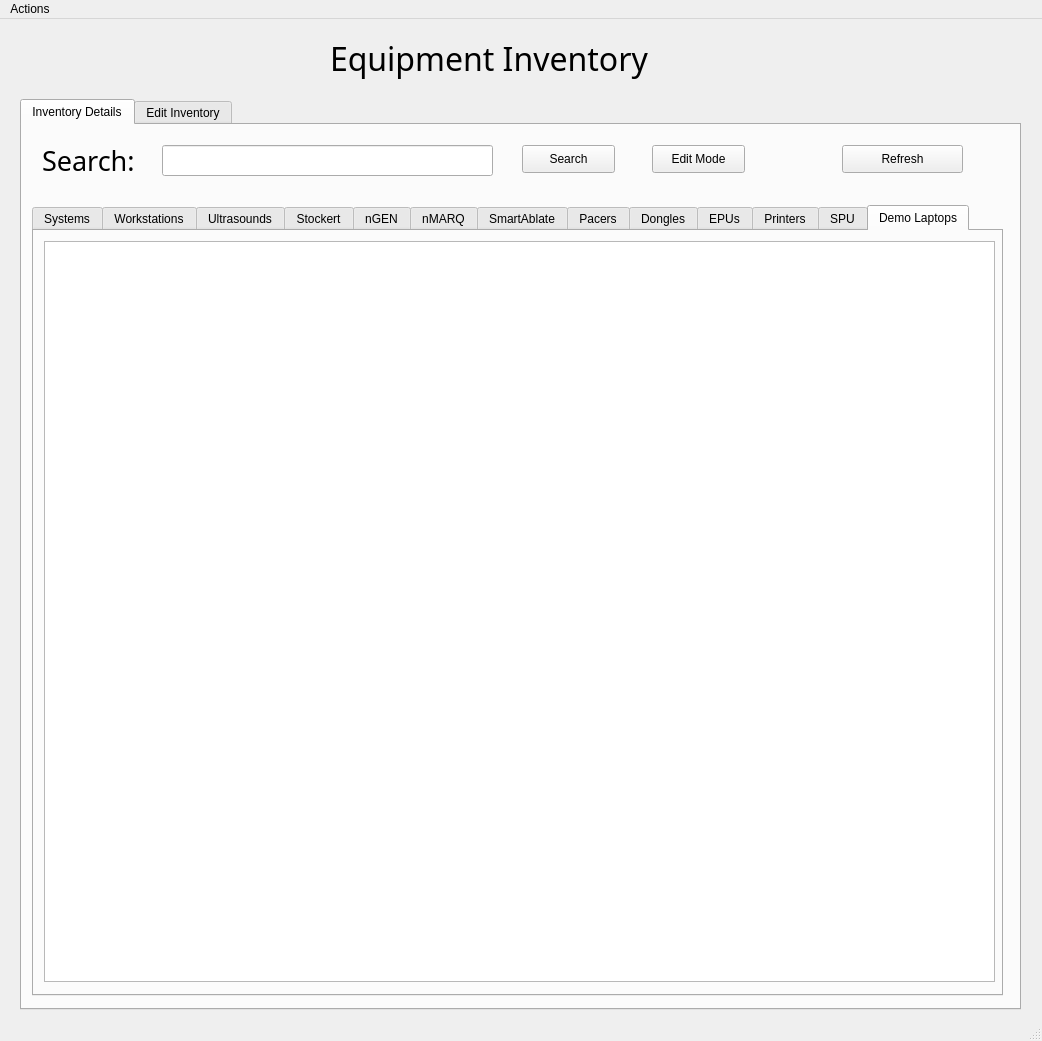
Above: Code/inventory.ui from EranYonai/Auto-Baseline before the change. Below: the same form after it.
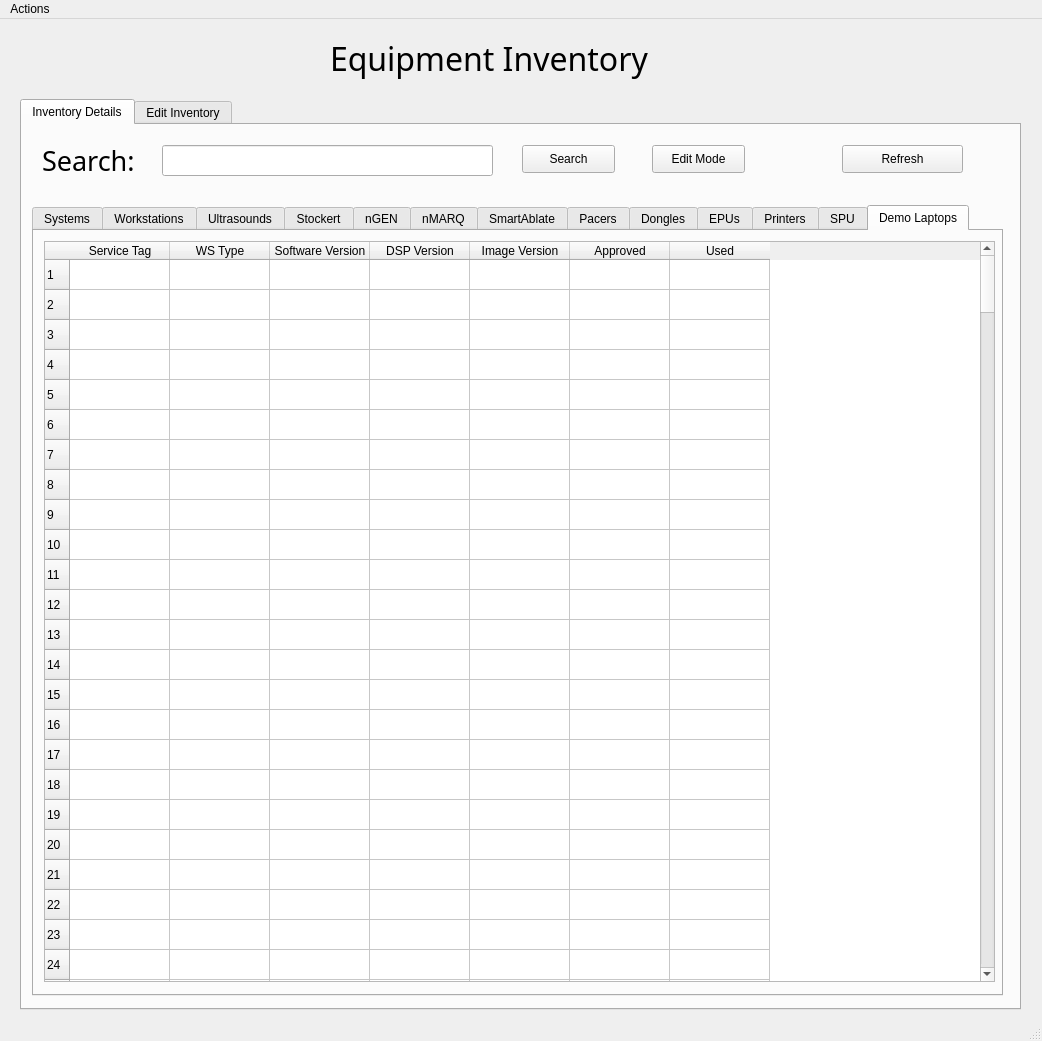
That is the form after the change. The open tabs and pages were chosen to show the change.

Commit message:
Fixed Demo laptop GUI & update log output + reformat
- Add a warning to: experimental_warning - "exited_edit_mode"
Now when refreshing in edit mode, a notification will pop telling the user he exited edit mode.
I kind of like this notification, will leave it this way for now.
- Changed "find_database" function name to "load_db_menu", because well, it's actually loading the db menu.
- Changed some logger behavior outputs for better readability after feedback. (This is part of the itemKey is not None in start_edit_listener)
- Reformatted some areas of the code.

Patch:
```diff
--- a/Code/inventory.ui
+++ b/Code/inventory.ui
@@ -4632,6 +4632,344 @@
           <height>741</height>
          </rect>
         </property>
+        <property name="rowCount">
+         <number>300</number>
+        </property>
+        <row/>
+        <row/>
+        <row/>
+        <row/>
+        <row/>
+        <row/>
+        <row/>
+        <row/>
+        <row/>
+        <row/>
+        <row/>
+        <row/>
+        <row/>
+        <row/>
+        <row/>
+        <row/>
+        <row/>
+        <row/>
+        <row/>
+        <row/>
+        <row/>
+        <row/>
+        <row/>
+        <row/>
+        <row/>
+        <row/>
+        <row/>
+        <row/>
+        <row/>
+        <row/>
+        <row/>
+        <row/>
+        <row/>
+        <row/>
+        <row/>
+        <row/>
+        <row/>
+        <row/>
+        <row/>
+        <row/>
+        <row/>
+        <row/>
+        <row/>
+        <row/>
+        <row/>
+        <row/>
+        <row/>
+        <row/>
+        <row/>
+        <row/>
+        <row/>
+        <row/>
+        <row/>
+        <row/>
+        <row/>
+        <row/>
+        <row/>
+        <row/>
+        <row/>
+        <row/>
+        <row/>
+        <row/>
+        <row/>
+        <row/>
+        <row/>
+        <row/>
+        <row/>
+        <row/>
+        <row/>
+        <row/>
+        <row/>
+        <row/>
+        <row/>
+        <row/>
+        <row/>
+        <row/>
+        <row/>
+        <row/>
+        <row/>
+        <row/>
+        <row/>
+        <row/>
+        <row/>
+        <row/>
+        <row/>
+        <row/>
+        <row/>
+        <row/>
+        <row/>
+        <row/>
+        <row/>
+        <row/>
+        <row/>
+        <row/>
+        <row/>
+        <row/>
+        <row/>
+        <row/>
+        <row/>
+        <row/>
+        <row/>
+        <row/>
+        <row/>
+        <row/>
+        <row/>
+        <row/>
+        <row/>
+        <row/>
+        <row/>
+        <row/>
+        <row/>
+        <row/>
+        <row/>
+        <row/>
+        <row/>
+        <row/>
+        <row/>
+        <row/>
+        <row/>
+        <row/>
+        <row/>
+        <row/>
+        <row/>
+        <row/>
+        <row/>
+        <row/>
+        <row/>
+        <row/>
+        <row/>
+        <row/>
+        <row/>
+        <row/>
+        <row/>
+        <row/>
+        <row/>
+        <row/>
+        <row/>
+        <row/>
+        <row/>
+        <row/>
+        <row/>
+        <row/>
+        <row/>
+        <row/>
+        <row/>
+        <row/>
+        <row/>
+        <row/>
+        <row/>
+        <row/>
+        <row/>
+        <row/>
+        <row/>
+        <row/>
+        <row/>
+        <row/>
+        <row/>
+        <row/>
+        <row/>
+        <row/>
+        <row/>
+        <row/>
+        <row/>
+        <row/>
+        <row/>
+        <row/>
+        <row/>
+        <row/>
+        <row/>
+        <row/>
+        <row/>
+        <row/>
+        <row/>
+        <row/>
+        <row/>
+        <row/>
+        <row/>
+        <row/>
+        <row/>
+        <row/>
+        <row/>
+        <row/>
+        <row/>
+        <row/>
+        <row/>
+        <row/>
+        <row/>
+        <row/>
+        <row/>
+        <row/>
+        <row/>
+        <row/>
+        <row/>
+        <row/>
+        <row/>
+        <row/>
+        <row/>
+        <row/>
+        <row/>
+        <row/>
+        <row/>
+        <row/>
+        <row/>
+        <row/>
+        <row/>
+        <row/>
+        <row/>
+        <row/>
+        <row/>
+        <row/>
+        <row/>
+        <row/>
+        <row/>
+        <row/>
+        <row/>
+        <row/>
+        <row/>
+        <row/>
+        <row/>
+        <row/>
+        <row/>
+        <row/>
+        <row/>
+        <row/>
+        <row/>
+        <row/>
+        <row/>
+        <row/>
+        <row/>
+        <row/>
+        <row/>
+        <row/>
+        <row/>
+        <row/>
+        <row/>
+        <row/>
+        <row/>
+        <row/>
+        <row/>
+        <row/>
+        <row/>
+        <row/>
+        <row/>
+        <row/>
+        <row/>
+        <row/>
+        <row/>
+        <row/>
+        <row/>
+        <row/>
+        <row/>
+        <row/>
+        <row/>
+        <row/>
+        <row/>
+        <row/>
+        <row/>
+        <row/>
+        <row/>
+        <row/>
+        <row/>
+        <row/>
+        <row/>
+        <row/>
+        <row/>
+        <row/>
+        <row/>
+        <row/>
+        <row/>
+        <row/>
+        <row/>
+        <row/>
+        <row/>
+        <row/>
+        <row/>
+        <row/>
+        <row/>
+        <row/>
+        <row/>
+        <row/>
+        <row/>
+        <row/>
+        <row/>
+        <row/>
+        <row/>
+        <row/>
+        <row/>
+        <row/>
+        <row/>
+        <row/>
+        <row/>
+        <row/>
+        <row/>
+        <row/>
+        <row/>
+        <row/>
+        <row/>
+        <row/>
+        <row/>
+        <row/>
+        <column>
+         <property name="text">
+          <string>Service Tag</string>
+         </property>
+        </column>
+        <column>
+         <property name="text">
+          <string>WS Type</string>
+         </property>
+        </column>
+        <column>
+         <property name="text">
+          <string>Software Version</string>
+         </property>
+        </column>
+        <column>
+         <property name="text">
+          <string>DSP Version</string>
+         </property>
+        </column>
+        <column>
+         <property name="text">
+          <string>Image Version</string>
+         </property>
+        </column>
+        <column>
+         <property name="text">
+          <string>Approved</string>
+         </property>
+        </column>
+        <column>
+         <property name="text">
+          <string>Used</string>
+         </property>
+        </column>
        </widget>
       </widget>
      </widget>
```
Left out of the diff: 12 changed lines with no effect on the pictures. The commit also changes 1 other file.
